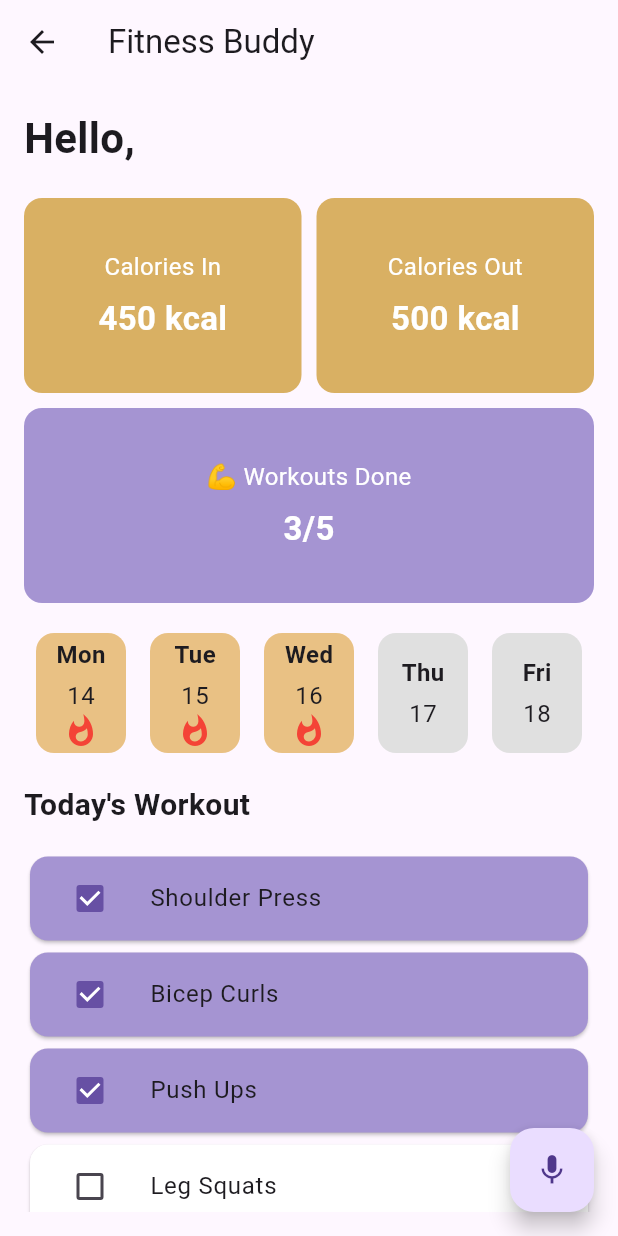
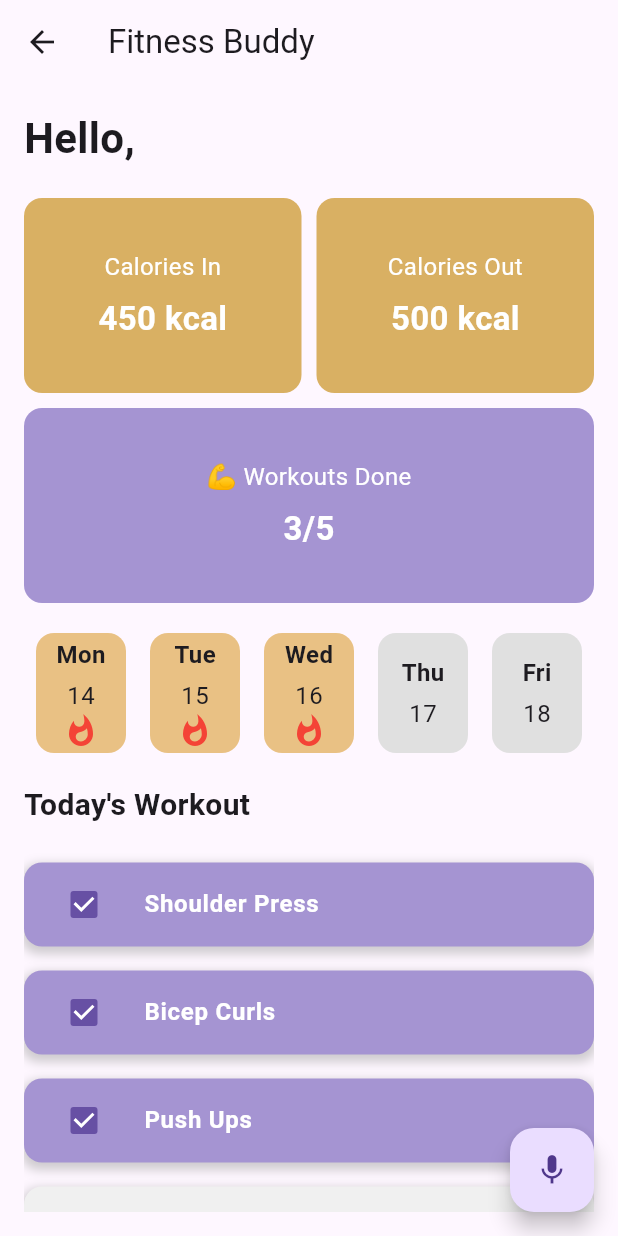
Before and after one commit to Akn24/fitzai, a Flutter app: the HomePage screen opened by its route, on a phone screen of 412 x 824 dp. Run offline on Flutter 3.47's test engine with Material 3 defaults, Android fonts, the phone set to English and light mode, and no system bars; our stand-ins replace camera, flutter_bloc, hive, hive_flutter, image_picker, speech_to_text; missing offline and left inert: google_mlkit_commons, google_mlkit_pose_detection, google_mlkit_text_recognition; accounts and stored records are empty; Roboto replaces fonts that are missing (inter).

```diff
--- a/lib/home_Page.dart
+++ b/lib/home_Page.dart
@@ -13,7 +13,7 @@ class HomePage extends StatefulWidget {
 }
 
 class _HomePageState extends State<HomePage> {
-  SpeechRecognitionService _speechRecognitionService =
+  final SpeechRecognitionService _speechRecognitionService =
       SpeechRecognitionService();
   Box<UserData>? userBox;
   UserData? userData;
@@ -29,6 +29,22 @@ class _HomePageState extends State<HomePage> {
   double totalProtein = 20.0;
   double totalCarbs = 150.0;
   double totalFat = 80.0;
+
+  Map<String, bool> workoutCompletion = {
+    'Shoulder Press': true,
+    'Bicep Curls': true,
+    'Push Ups': true,
+    'Leg Squats': false,
+    'Tricep Dips': false,
+  };
+
+  Map<String, int> caloriesPerWorkout = {
+    'Shoulder Press': 50,
+    'Bicep Curls': 40,
+    'Push Ups': 30,
+    'Leg Squats': 60,
+    'Tricep Dips': 35,
+  };
 
   @override
   void initState() {
@@ -54,6 +70,25 @@ class _HomePageState extends State<HomePage> {
   void dispose() {
     _speechRecognitionService.stopListening();
     super.dispose();
+  }
+
+  int _calculateTotalCaloriesBurnt() {
+    int totalCalories = 0;
+    workoutCompletion.forEach((workout, completed) {
+      if (completed) {
+        totalCalories += caloriesPerWorkout[workout] ?? 0;
+      }
+    });
+    return totalCalories;
+  }
+
+  void _onWorkoutCompletionChanged(String workout, bool? isCompleted) {
+    setState(() {
+      workoutCompletion[workout] = isCompleted ?? false;
+      workoutsCompleted = workoutCompletion.values.where((done) => done).length;
+      caloriesBurnt =
+          _calculateTotalCaloriesBurnt(); // Recalculate calories burnt
+    });
   }
 
   void _onVoiceCommandDetected(String command) {
@@ -165,7 +200,8 @@ class _HomePageState extends State<HomePage> {
             ),
             const SizedBox(width: 10),
             Expanded(
-              child: _buildCaloriesCard('Calories Out', caloriesBurnt),
+              child: _buildCaloriesCard('Calories Out',
+                  caloriesBurnt), // Updated to show dynamic calories burnt
             ),
           ],
         ),
@@ -319,19 +355,43 @@ class _HomePageState extends State<HomePage> {
   }
 
   Widget _buildWorkoutCard(String workoutName, bool isCompleted) {
-    return Card(
-      color:
-          isCompleted ? const Color.fromARGB(255, 165, 148, 210) : Colors.white,
+    return Container(
+      margin: const EdgeInsets.symmetric(vertical: 8),
+      decoration: BoxDecoration(
+        color: isCompleted
+            ? const Color.fromARGB(
+                255, 165, 148, 210) // Background color for completed workouts
+            : const Color.fromARGB(
+                255, 240, 240, 240), // Background color for incomplete workouts
+        borderRadius:
+            BorderRadius.circular(12), // Rounded corners for a smooth look
+        boxShadow: [
+          BoxShadow(
+            color: Colors.grey.withOpacity(0.5),
+            spreadRadius: 2,
+            blurRadius: 5,
+            offset: const Offset(0, 3), // Shadow effect
+          ),
+        ],
+      ),
       child: ListTile(
         leading: Checkbox(
-          value: isCompleted,
+          value: workoutCompletion[workoutName],
           onChanged: (bool? newValue) {
-            setState(() {
-              isCompleted = newValue ?? false;
-            });
+            _onWorkoutCompletionChanged(
+                workoutName, newValue); // Update completion state
           },
         ),
-        title: Text(workoutName),
+        title: Text(
+          workoutName,
+          style: TextStyle(
+            fontSize: 16,
+            fontWeight: FontWeight.bold,
+            color: isCompleted
+                ? Colors.white
+                : Colors.black, // Change text color based on state
+          ),
+        ),
       ),
     );
   }
--- a/lib/main.dart
+++ b/lib/main.dart
@@ -2,7 +2,6 @@ import 'package:camera/camera.dart';
 import 'package:flutter/material.dart';
 import 'package:flutter_bloc/flutter_bloc.dart';
 import 'package:hive_flutter/hive_flutter.dart';
-import 'package:umbc_hack/calorie-tracker.dart';
 import 'package:umbc_hack/user_data.dart';
 import 'package:umbc_hack/home_Page.dart';
 import 'package:umbc_hack/models/push_up_model.dart';
```
Also changed, not shown: 10 other files.
